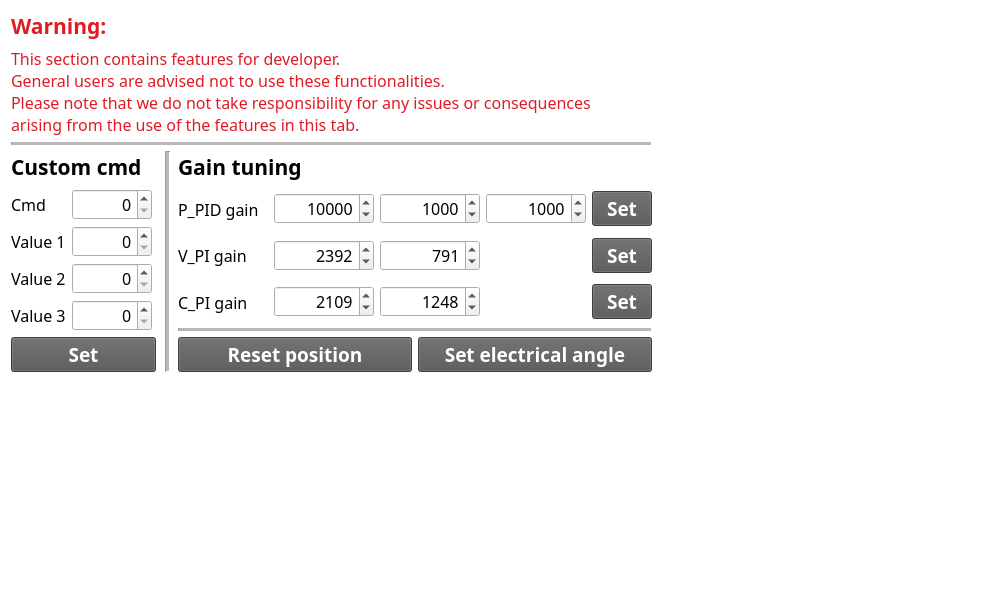
This is ui/dev_tab_form.ui in KorasRobotics/KR_GCS_user_interface as Qt 5 draws it before an edit. The edited form follows.
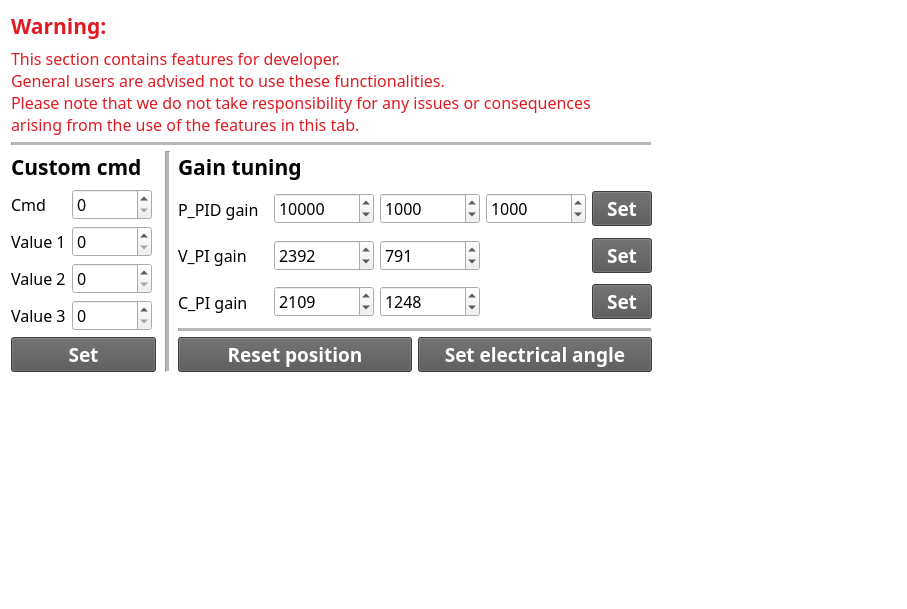
This is the edited form.

Commit message: update: fix: ubuntu gui error

```diff
--- a/ui/dev_tab_form.ui
+++ b/ui/dev_tab_form.ui
@@ -6,8 +6,8 @@
    <rect>
     <x>0</x>
     <y>0</y>
-    <width>990</width>
-    <height>612</height>
+    <width>907</width>
+    <height>609</height>
    </rect>
   </property>
   <property name="windowTitle">
@@ -306,12 +306,10 @@
               <font>
                <family>Noto Sans KR</family>
                <pointsize>12</pointsize>
+               <weight>50</weight>
                <bold>false</bold>
               </font>
              </property>
-             <property name="alignment">
-              <set>Qt::AlignmentFlag::AlignRight|Qt::AlignmentFlag::AlignTrailing|Qt::AlignmentFlag::AlignVCenter</set>
-             </property>
              <property name="maximum">
               <number>1000000000</number>
              </property>
@@ -370,12 +368,10 @@
               <font>
                <family>Noto Sans KR</family>
                <pointsize>12</pointsize>
+               <weight>50</weight>
                <bold>false</bold>
               </font>
              </property>
-             <property name="alignment">
-              <set>Qt::AlignmentFlag::AlignRight|Qt::AlignmentFlag::AlignTrailing|Qt::AlignmentFlag::AlignVCenter</set>
-             </property>
              <property name="maximum">
               <number>1000000000</number>
              </property>
@@ -434,12 +430,10 @@
               <font>
                <family>Noto Sans KR</family>
                <pointsize>12</pointsize>
+               <weight>50</weight>
                <bold>false</bold>
               </font>
              </property>
-             <property name="alignment">
-              <set>Qt::AlignmentFlag::AlignRight|Qt::AlignmentFlag::AlignTrailing|Qt::AlignmentFlag::AlignVCenter</set>
-             </property>
              <property name="maximum">
               <number>1000000000</number>
              </property>
@@ -498,12 +492,10 @@
               <font>
                <family>Noto Sans KR</family>
                <pointsize>12</pointsize>
+               <weight>50</weight>
                <bold>false</bold>
               </font>
              </property>
-             <property name="alignment">
-              <set>Qt::AlignmentFlag::AlignRight|Qt::AlignmentFlag::AlignTrailing|Qt::AlignmentFlag::AlignVCenter</set>
-             </property>
              <property name="maximum">
               <number>1000000000</number>
              </property>
@@ -1085,12 +1077,10 @@
                 <font>
                  <family>Noto Sans KR</family>
                  <pointsize>12</pointsize>
+                 <weight>50</weight>
                  <bold>false</bold>
                 </font>
                </property>
-               <property name="alignment">
-                <set>Qt::AlignmentFlag::AlignRight|Qt::AlignmentFlag::AlignTrailing|Qt::AlignmentFlag::AlignVCenter</set>
-               </property>
                <property name="maximum">
                 <number>1000000000</number>
                </property>
@@ -1117,12 +1107,10 @@
                 <font>
                  <family>Noto Sans KR</family>
                  <pointsize>12</pointsize>
+                 <weight>50</weight>
                  <bold>false</bold>
                 </font>
                </property>
-               <property name="alignment">
-                <set>Qt::AlignmentFlag::AlignRight|Qt::AlignmentFlag::AlignTrailing|Qt::AlignmentFlag::AlignVCenter</set>
-               </property>
                <property name="maximum">
                 <number>1000000000</number>
                </property>
@@ -1149,12 +1137,10 @@
                 <font>
                  <family>Noto Sans KR</family>
                  <pointsize>12</pointsize>
+                 <weight>50</weight>
                  <bold>false</bold>
                 </font>
                </property>
-               <property name="alignment">
-                <set>Qt::AlignmentFlag::AlignRight|Qt::AlignmentFlag::AlignTrailing|Qt::AlignmentFlag::AlignVCenter</set>
-               </property>
                <property name="maximum">
                 <number>1000000000</number>
                </property>
@@ -1687,12 +1673,10 @@
                 <font>
                  <family>Noto Sans KR</family>
                  <pointsize>12</pointsize>
+                 <weight>50</weight>
                  <bold>false</bold>
                 </font>
                </property>
-               <property name="alignment">
-                <set>Qt::AlignmentFlag::AlignRight|Qt::AlignmentFlag::AlignTrailing|Qt::AlignmentFlag::AlignVCenter</set>
-               </property>
                <property name="maximum">
                 <number>1000000000</number>
                </property>
@@ -1719,12 +1703,10 @@
                 <font>
                  <family>Noto Sans KR</family>
                  <pointsize>12</pointsize>
+                 <weight>50</weight>
                  <bold>false</bold>
                 </font>
                </property>
-               <property name="alignment">
-                <set>Qt::AlignmentFlag::AlignRight|Qt::AlignmentFlag::AlignTrailing|Qt::AlignmentFlag::AlignVCenter</set>
-               </property>
                <property name="maximum">
                 <number>1000000000</number>
                </property>
@@ -1735,9 +1717,6 @@
              </item>
              <item row="1" column="3">
               <spacer name="horizontalSpacer_5">
-               <property name="orientation">
-                <enum>Qt::Orientation::Horizontal</enum>
-               </property>
                <property name="sizeType">
                 <enum>QSizePolicy::Policy::Fixed</enum>
                </property>
@@ -2273,12 +2252,10 @@
                 <font>
                  <family>Noto Sans KR</family>
                  <pointsize>12</pointsize>
+                 <weight>50</weight>
                  <bold>false</bold>
                 </font>
                </property>
-               <property name="alignment">
-                <set>Qt::AlignmentFlag::AlignRight|Qt::AlignmentFlag::AlignTrailing|Qt::AlignmentFlag::AlignVCenter</set>
-               </property>
                <property name="maximum">
                 <number>1000000000</number>
                </property>
@@ -2305,12 +2282,10 @@
                 <font>
                  <family>Noto Sans KR</family>
                  <pointsize>12</pointsize>
+                 <weight>50</weight>
                  <bold>false</bold>
                 </font>
                </property>
-               <property name="alignment">
-                <set>Qt::AlignmentFlag::AlignRight|Qt::AlignmentFlag::AlignTrailing|Qt::AlignmentFlag::AlignVCenter</set>
-               </property>
                <property name="maximum">
                 <number>1000000000</number>
                </property>
@@ -2321,9 +2296,6 @@
              </item>
              <item row="2" column="3">
               <spacer name="horizontalSpacer_6">
-               <property name="orientation">
-                <enum>Qt::Orientation::Horizontal</enum>
-               </property>
                <property name="sizeType">
                 <enum>QSizePolicy::Policy::Fixed</enum>
                </property>
@@ -3288,8 +3260,8 @@
      </property>
      <property name="sizeHint" stdset="0">
       <size>
-       <width>378</width>
-       <height>219</height>
+       <width>219</width>
+       <height>378</height>
       </size>
      </property>
     </spacer>
```
Left out of the diff: 64 changed lines with no effect on the pictures.
